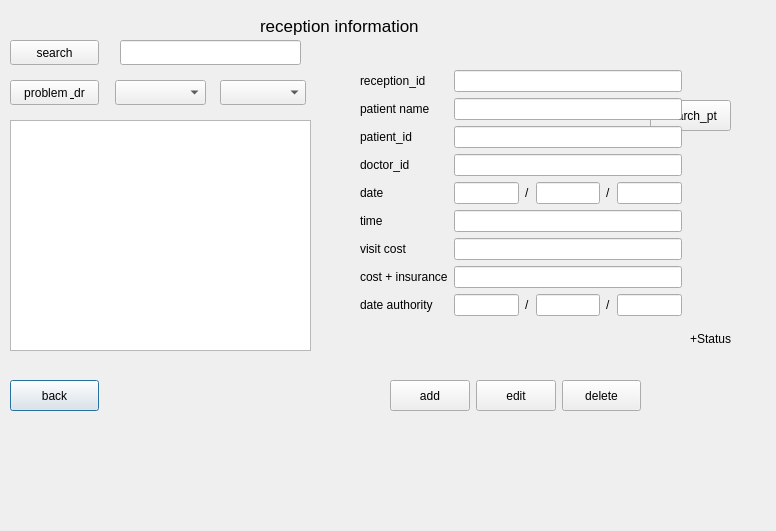
The window that receptiondialog.ui (itsMahdi/clinic) describes before a commit, drawn with Qt 5.
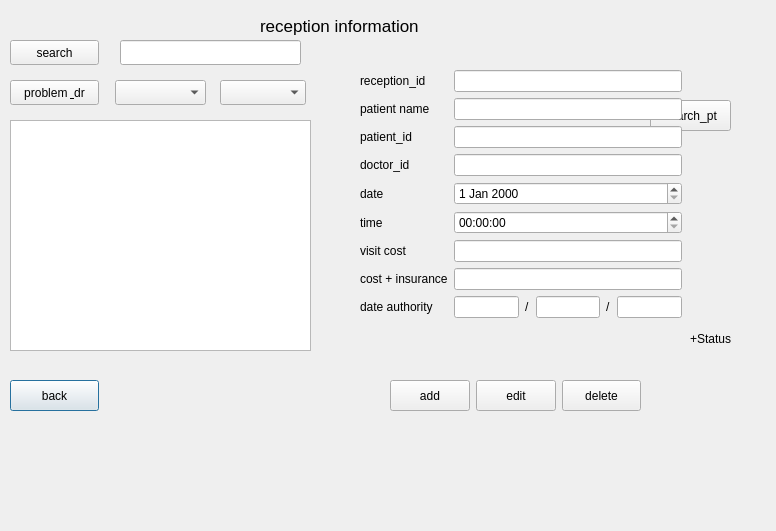
The same window after the commit.

Commit message: update dr visit time

Diff of the .ui file:
```diff
--- a/receptiondialog.ui
+++ b/receptiondialog.ui
@@ -186,7 +186,7 @@
      <x>360</x>
      <y>70</y>
      <width>322</width>
-     <height>291</height>
+     <height>312</height>
     </rect>
    </property>
    <layout class="QFormLayout" name="formLayout">
@@ -238,38 +238,7 @@
      </widget>
     </item>
     <item row="4" column="1">
-     <layout class="QHBoxLayout" name="horizontalLayout_2">
-      <item>
-       <widget class="QLineEdit" name="lineEdit_date_year">
-        <property name="maximumSize">
-         <size>
-          <width>150</width>
-          <height>150</height>
-         </size>
-        </property>
-       </widget>
-      </item>
-      <item>
-       <widget class="QLabel" name="label_s_date_recp_1">
-        <property name="text">
-         <string>/</string>
-        </property>
-       </widget>
-      </item>
-      <item>
-       <widget class="QLineEdit" name="lineEdit_date_m_pt"/>
-      </item>
-      <item>
-       <widget class="QLabel" name="label_s_date_recp_2">
-        <property name="text">
-         <string>/</string>
-        </property>
-       </widget>
-      </item>
-      <item>
-       <widget class="QLineEdit" name="lineEdit_date_d_recp"/>
-      </item>
-     </layout>
+     <widget class="QDateEdit" name="dateEdit"/>
     </item>
     <item row="5" column="0">
      <widget class="QLabel" name="label_recp_time">
@@ -279,7 +248,7 @@
      </widget>
     </item>
     <item row="5" column="1">
-     <widget class="QLineEdit" name="lineEdit_recp_time"/>
+     <widget class="QTimeEdit" name="timeEdit"/>
     </item>
     <item row="6" column="0">
      <widget class="QLabel" name="label_vistCost">
```
The commit also changes 5 other files.
